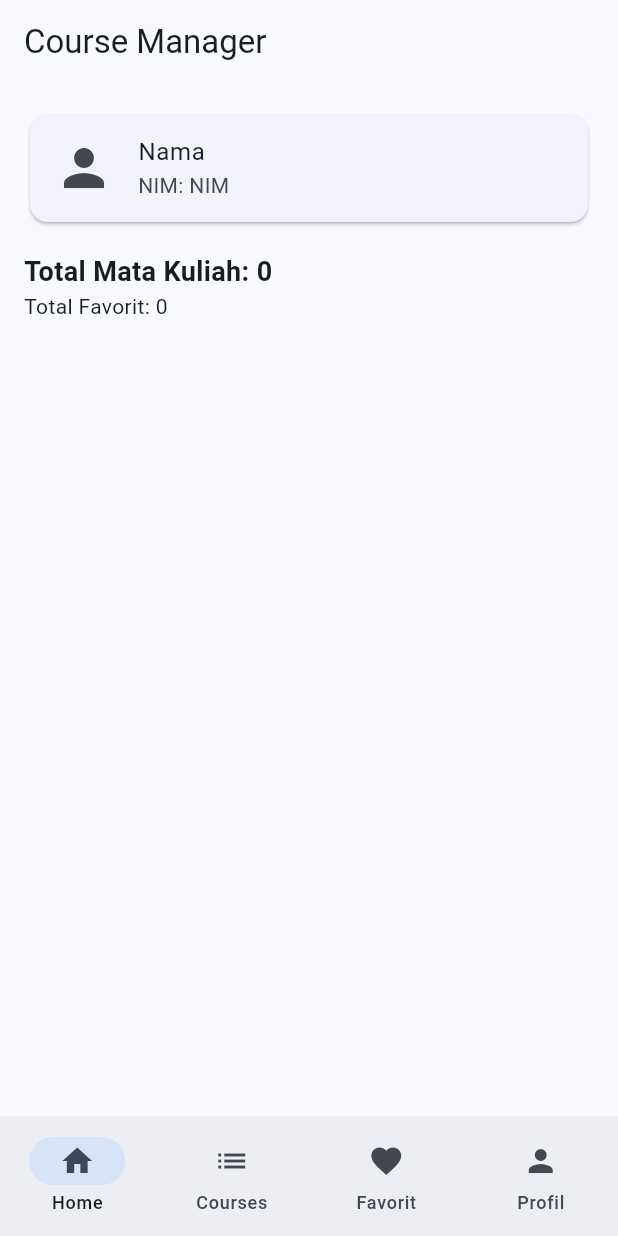
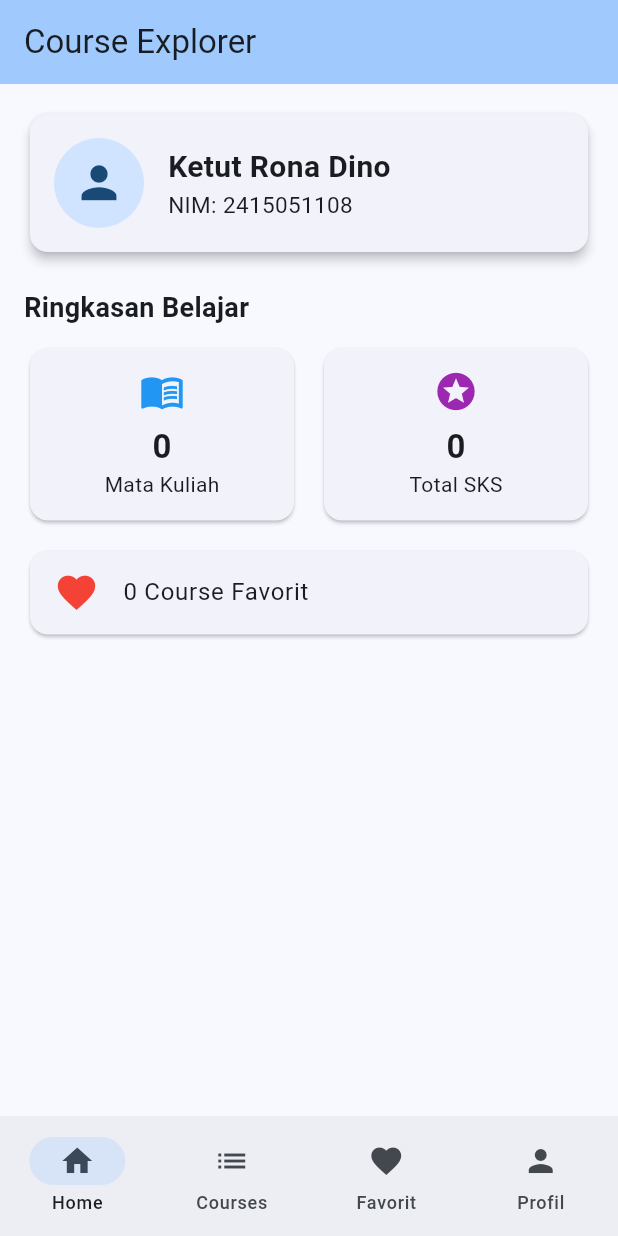
Before and after one commit to ketutronadino-wq/worksheet_7-Ketut, a Flutter app: the screen it shows after launch, on a phone screen of 412 x 824 dp. Run offline on Flutter 3.47's test engine with Material 3 defaults, Android fonts, the phone set to English and light mode, and no system bars; our stand-ins replace supabase_flutter; accounts and stored records are empty.

Commit message:
PESAN_COMMIT16

```diff
--- a/lib/screens/home_page.dart
+++ b/lib/screens/home_page.dart
@@ -9,23 +9,71 @@ class HomePage extends StatelessWidget {
   Widget build(BuildContext context) {
     final p = context.watch<CourseProvider>();
     final student = p.student;
+    final total = p.courses.length;
+    final totalCredits = p.courses.fold<int>(0, (s, c) => s + c.credits);
+
     return Scaffold(
-      appBar: AppBar(title: const Text('Course Manager')),
+      appBar: AppBar(
+        title: const Text('Course Explorer'),
+        backgroundColor: Theme.of(context).colorScheme.inversePrimary,
+      ),
       body: ListView(
         padding: const EdgeInsets.all(16),
         children: [
           Card(
-            child: ListTile(
-              leading: const Icon(Icons.person, size: 40),
-              title: Text(student['name'] ?? 'Nama'),
-              subtitle: Text('NIM: ${student['nim'] ?? 'NIM'}'),
+            elevation: 3,
+            child: Padding(
+              padding: const EdgeInsets.all(16),
+              child: Row(
+                children: [
+                  const CircleAvatar(radius: 30, child: Icon(Icons.person, size: 35)),
+                  const SizedBox(width: 16),
+                  Column(
+                    crossAxisAlignment: CrossAxisAlignment.start,
+                    children: [
+                      Text(student['name'] ?? 'Nama', style: const TextStyle(fontSize: 20, fontWeight: FontWeight.bold)),
+                      Text('NIM: ${student['nim'] ?? 'NIM'}', style: const TextStyle(fontSize: 15)),
+                    ],
+                  ),
+                ],
+              ),
             ),
           ),
-          const SizedBox(height: 16),
-          Text('Total Mata Kuliah: ${p.courses.length}', style: const TextStyle(fontSize: 18, fontWeight: FontWeight.bold)),
-          Text('Total Favorit: ${p.favorites.length}'),
+          const SizedBox(height: 20),
+          const Text('Ringkasan Belajar', style: TextStyle(fontSize: 18, fontWeight: FontWeight.bold)),
+          const SizedBox(height: 10),
+          Row(
+            children: [
+              Expanded(child: _card(Icons.menu_book, Colors.blue, '$total', 'Mata Kuliah')),
+              const SizedBox(width: 12),
+              Expanded(child: _card(Icons.stars, Colors.purple, '$totalCredits', 'Total SKS')),
+            ],
+          ),
+          const SizedBox(height: 12),
+          Card(
+            child: ListTile(
+              leading: const Icon(Icons.favorite, color: Colors.red, size: 30),
+              title: Text('${p.favorites.length} Course Favorit'),
+            ),
+          ),
         ],
       ),
     );
   }
+
+  Widget _card(IconData icon, Color color, String val, String label) {
+    return Card(
+      child: Padding(
+        padding: const EdgeInsets.all(14),
+        child: Column(
+          children: [
+            Icon(icon, color: color, size: 30),
+            const SizedBox(height: 6),
+            Text(val, style: const TextStyle(fontSize: 22, fontWeight: FontWeight.bold)),
+            Text(label),
+          ],
+        ),
+      ),
+    );
+  }
 }
```
Also changed, not shown: assets/data/student_data.json (added, +53 -0 lines), lib/screens/courses_page.dart (+8 -6 lines), pubspec.yaml (+5 -4 lines), pubspec.lock, 5 other files.
